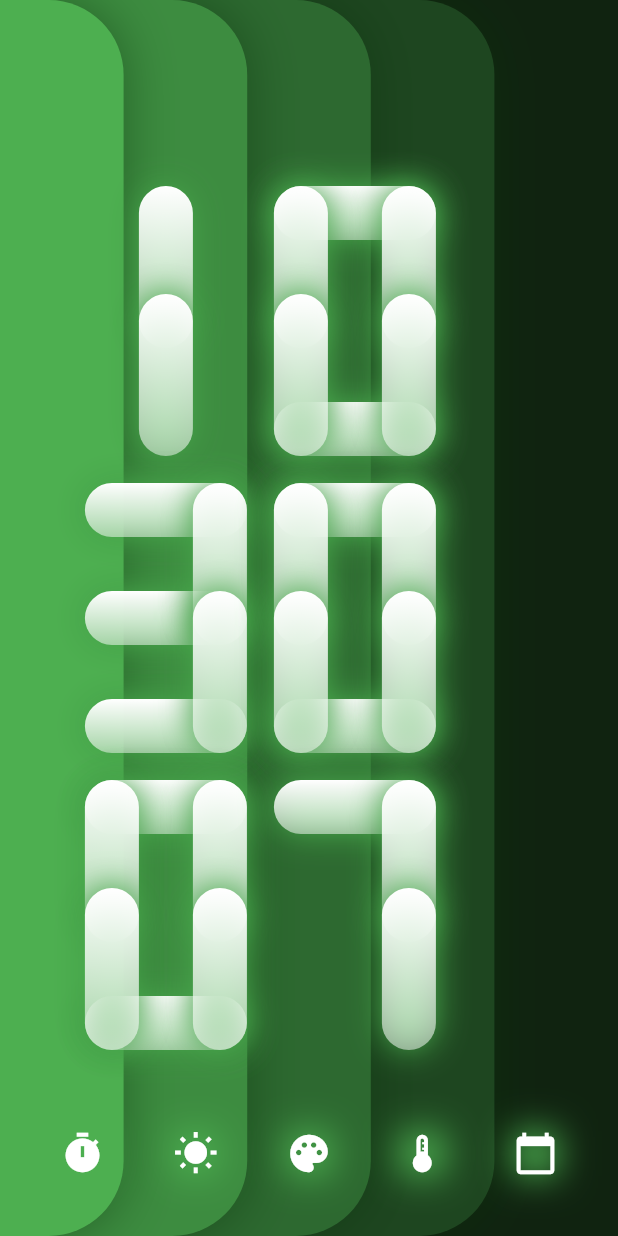
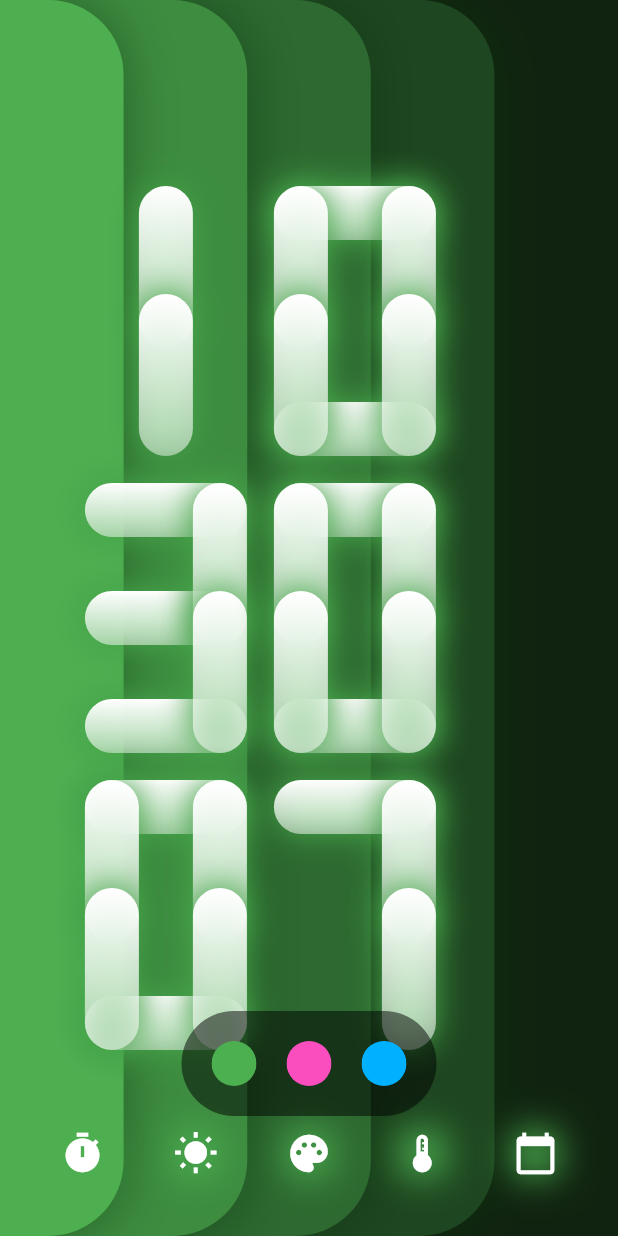
Before and after one commit to romanejaquez/flutter_clock_challenge, a Flutter app: the screen it shows after launch, on a phone screen of 412 x 824 dp. Run offline on Flutter 3.47's test engine with Material 2 defaults, Android fonts, the phone set to English and light mode, and no system bars.

Commit message:
change theme colors

```diff
--- a/lib/helpers/clocktheme.dart
+++ b/lib/helpers/clocktheme.dart
@@ -1,6 +1,7 @@
 import 'package:flutter/material.dart';
 
 class ClockTheme {
+  Color? main;
   Color? shadow1;
   Color? shadow2;
   Color? color1;
@@ -11,6 +12,7 @@ class ClockTheme {
   Color? colorShadow;
 
   ClockTheme({
+    this.main,
     this.shadow1,
     this.shadow2,
     this.color1,
--- a/lib/helpers/utils.dart
+++ b/lib/helpers/utils.dart
@@ -5,11 +5,11 @@ class Utils {
 
   static ClockThemes clockTheme = ClockThemes.green;
 
-  static ClockTheme getTheme() {
-    Map<ClockThemes, ClockTheme> themes = {
+  static Map<ClockThemes, ClockTheme> themes = {
     ClockThemes.green : ClockTheme(
       shadow1: const Color(0xFF0A340C).withOpacity(0.2),
       shadow2: Colors.green,
+      main: Colors.green,
       color1: const Color(0xFF102310),
       color2: const Color(0xFF1E4620),
       color3: const Color(0xFF2D6930),
@@ -25,6 +25,7 @@ class Utils {
       color3: const Color(0xFFCC2191),
       color4: const Color(0xFFE342AB),
       color5: const Color(0xFFFA4DBE),
+      main: const Color(0xFFFA4DBE),
       colorShadow: const Color(0xFF6E0A4B).withOpacity(0.5)
     ),
     ClockThemes.blue : ClockTheme(
@@ -35,11 +36,17 @@ class Utils {
       color3: const Color(0xFF0076AA),
       color4: const Color(0xFF008FCE),
       color5: const Color(0xFF00B1FF),
+      main: const Color(0xFF00B1FF),
       colorShadow: const Color(0xFF00354D).withOpacity(0.5)
     )
   };
 
+  static ClockTheme getTheme() {
     return themes[clockTheme]!;
+  }
+
+  static Color getColorFromTheme(ClockThemes theme) {
+    return themes[theme]!.main!;
   }
 }
 
--- a/lib/main.dart
+++ b/lib/main.dart
@@ -1,8 +1,19 @@
+import 'package:clock_challenge/services/clockthemeservice.dart';
 import 'package:clock_challenge/widgets/digitalclock.dart';
 import 'package:flutter/material.dart';
+import 'package:provider/provider.dart';
 
 void main() {
-  runApp(const MyApp());
+  runApp(
+    MultiProvider(
+      providers: [
+        ChangeNotifierProvider(
+          create: (_) => ClockThemeService()
+        )
+      ],
+      child: const MyApp()
+    )
+  );
 }
 
 class MyApp extends StatelessWidget {
@@ -11,8 +22,8 @@ class MyApp extends StatelessWidget {
   // This widget is the root of your application.
   @override
   Widget build(BuildContext context) {
-    return MaterialApp(
-      title: 'Flutter Demo',
+    return const MaterialApp(
+      title: 'Flutter Clock',
       debugShowCheckedModeBanner: false,
       home: DigitalClock()
     );
--- /dev/null
+++ b/lib/services/clockthemeservice.dart
@@ -0,0 +1,11 @@
+
+import 'package:clock_challenge/helpers/utils.dart';
+import 'package:flutter/material.dart';
+
+class ClockThemeService extends ChangeNotifier {
+
+    void updateTheme(ClockThemes theme) {
+      Utils.clockTheme = theme;
+      notifyListeners();
+    }
+}
--- /dev/null
+++ b/lib/widgets/clockthemecolorselection.dart
@@ -0,0 +1,109 @@
+import 'package:clock_challenge/helpers/utils.dart';
+import 'package:clock_challenge/services/clockthemeservice.dart';
+import 'package:flutter/material.dart';
+import 'package:provider/provider.dart';
+
+class ClockThemeColorSelection extends StatelessWidget {
+  @override
+  Widget build(BuildContext context) {
+
+    ClockThemeService cService = Provider.of<ClockThemeService>(context, listen: false);
+
+    List<Widget> options = [
+      Container(
+        margin: const EdgeInsets.all(10),
+        child: ClipOval(
+          child: Material(
+            color: Utils.getColorFromTheme(ClockThemes.green),
+            child: InkWell(
+              highlightColor: Colors.white.withOpacity(0.1),
+              splashColor: Colors.white.withOpacity(0.3),
+              onTap: () {
+                cService.updateTheme(ClockThemes.green);
+              },
+              child: const SizedBox(
+                width: 30,
+                height: 30,
+              ),
+            )
+          ),
+        ),
+      ),
+      Container(
+        margin: const EdgeInsets.all(10),
+        child: ClipOval(
+          child: Material(
+            color: Utils.getColorFromTheme(ClockThemes.fuchsia),
+            child: InkWell(
+              highlightColor: Colors.white.withOpacity(0.1),
+              splashColor: Colors.white.withOpacity(0.3),
+              onTap: () {
+                cService.updateTheme(ClockThemes.fuchsia);
+              },
+              child: const SizedBox(
+                width: 30,
+                height: 30,
+              ),
+            )
+          ),
+        ),
+      ),
+      Container(
+        margin: const EdgeInsets.all(10),
+        child: ClipOval(
+          child: Material(
+            color: Utils.getColorFromTheme(ClockThemes.blue),
+            child: InkWell(
+              highlightColor: Colors.white.withOpacity(0.1),
+              splashColor: Colors.white.withOpacity(0.3),
+              onTap: () {
+                cService.updateTheme(ClockThemes.blue);
+              },
+              child: const SizedBox(
+                width: 30,
+                height: 30,
+              ),
+            )
+          ),
+        ),
+      ),
+    ];
+
+    return MediaQuery.of(context).orientation == Orientation.portrait ?
+     Row(
+        mainAxisAlignment: MainAxisAlignment.center,
+        children: [
+          Container(
+            margin: const EdgeInsets.only(bottom: 40),
+            child: Row(
+              mainAxisAlignment: MainAxisAlignment.center,
+              children: options
+            ),
+            padding: const EdgeInsets.all(10),
+            decoration: BoxDecoration(
+              color: Colors.black.withOpacity(0.5),
+              borderRadius: BorderRadius.circular(50)
+            ),
+          )
+        ]
+    ) :
+      Column(
+      mainAxisAlignment: MainAxisAlignment.center,
+      children: [
+        Container(
+          margin: const EdgeInsets.only(right: 40),
+          child: Column(
+            mainAxisAlignment: MainAxisAlignment.center,
+            children: options
+          ),
+          padding: const EdgeInsets.all(10),
+          decoration: BoxDecoration(
+            color: Colors.black.withOpacity(0.5),
+            borderRadius: BorderRadius.circular(50)
+          ),
+        )
+      ]
+    );
+  }
+
+}
--- a/lib/widgets/clockwidget.dart
+++ b/lib/widgets/clockwidget.dart
@@ -3,7 +3,9 @@
 import 'package:clock_challenge/helpers/clocktheme.dart';
 import 'package:clock_challenge/helpers/digitalnumbersides.dart';
 import 'package:clock_challenge/helpers/utils.dart';
+import 'package:clock_challenge/services/clockthemeservice.dart';
 import 'package:flutter/material.dart';
+import 'package:provider/provider.dart';
 
 class ClockWidget extends StatefulWidget {
   final bool isTimeIndicator;
@@ -21,31 +23,7 @@ class ClockWidgetState extends State<ClockWidget> {
   static const int fastDuration = 100;
   static const int slowDuration = 500;
 
-  static ClockTheme clockTheme = Utils.getTheme();
-  static BoxDecoration numberBoxDecoration = BoxDecoration(
-      color: Colors.white,
-      borderRadius: BorderRadius.circular(50),
-      boxShadow: [
-        BoxShadow(
-          blurRadius: 20,
-          color: clockTheme.shadow1!,
-          offset: Offset.zero),
-        BoxShadow(
-          blurRadius: 20,
-          color: clockTheme.shadow2!,
-          offset: Offset.zero
-        )
-      ],
-      gradient: LinearGradient(
-          begin: Alignment.topCenter,
-          end: Alignment.bottomCenter,
-          colors: [Colors.white, Colors.white.withOpacity(0.5)]));
 
-  final Container digitSidesContainer =
-      Container(width: 40, height: 120, decoration: numberBoxDecoration);
-
-  final Container digitHorizontalContainer =
-      Container(height: 40, decoration: numberBoxDecoration);
 
   // this is the mapping that reprents which digits get to have a side displayed
   // based on the composition of the digit widget
@@ -100,7 +78,36 @@ class ClockWidgetState extends State<ClockWidget> {
 
   @override
   Widget build(BuildContext context) {
-    return widget.isTimeIndicator
+
+    return Consumer<ClockThemeService>(
+      builder: (context, service, child) {
+        ClockTheme clockTheme = Utils.getTheme();
+        BoxDecoration numberBoxDecoration = BoxDecoration(
+            color: Colors.white,
+            borderRadius: BorderRadius.circular(50),
+            boxShadow: [
+              BoxShadow(
+                blurRadius: 20,
+                color: clockTheme.shadow1!,
+                offset: Offset.zero),
+              BoxShadow(
+                blurRadius: 20,
+                color: clockTheme.shadow2!,
+                offset: Offset.zero
+              )
+            ],
+            gradient: LinearGradient(
+          begin: Alignment.topCenter,
+          end: Alignment.bottomCenter,
+          colors: [Colors.white, Colors.white.withOpacity(0.5)]));
+
+        Widget digitSidesContainer =
+            Container(width: 40, height: 120, decoration: numberBoxDecoration);
+
+        Widget digitHorizontalContainer =
+            Container(height: 40, decoration: numberBoxDecoration);
+
+        return widget.isTimeIndicator
         ? Container(
             width: digitalWidthHeight,
             height: 200,
@@ -265,5 +272,7 @@ class ClockWidgetState extends State<ClockWidget> {
                   ]));
             },
           );
-  }
+        }
+      );
+    }
 }
--- a/lib/widgets/digitalclockbg.dart
+++ b/lib/widgets/digitalclockbg.dart
@@ -1,12 +1,17 @@
 import 'package:clock_challenge/helpers/clocktheme.dart';
 import 'package:clock_challenge/helpers/utils.dart';
+import 'package:clock_challenge/services/clockthemeservice.dart';
 import 'package:flutter/material.dart';
+import 'package:provider/provider.dart';
 
 class DigitalClockBg extends StatelessWidget {
   const DigitalClockBg({Key? key}) : super(key: key);
 
   @override
   Widget build(BuildContext context) {
+
+    return Consumer<ClockThemeService>(
+      builder: (context, service, child) {
         ClockTheme theme = Utils.getTheme();
 
         return Stack(
@@ -86,5 +91,7 @@ class DigitalClockBg extends StatelessWidget {
             ]
           );
       }
+    );
+  }
 
 }
--- a/lib/widgets/digitalclockwidget.dart
+++ b/lib/widgets/digitalclockwidget.dart
@@ -2,6 +2,7 @@
 // This is the wrapper class around my digital clock
 import 'package:clock_challenge/helpers/clocktheme.dart';
 import 'package:clock_challenge/helpers/utils.dart';
+import 'package:clock_challenge/widgets/clockthemecolorselection.dart';
 import 'package:clock_challenge/widgets/clockwidget.dart';
 import 'package:flutter/material.dart';
 
@@ -177,6 +178,13 @@ class DigitalClockWidgetState extends State<DigitalClockWidget> {
               children: options,
             )
           ),
+        ),
+        Padding(
+          padding: const EdgeInsets.all(40.0),
+          child: Align(
+            alignment: MediaQuery.of(context).orientation == Orientation.portrait ? Alignment.bottomCenter : Alignment.centerRight,
+            child: ClockThemeColorSelection()
+          )
         )
       ],
     );
--- a/pubspec.yaml
+++ b/pubspec.yaml
@@ -35,6 +35,7 @@ dependencies:
   # Use with the CupertinoIcons class for iOS style icons.
   cupertino_icons: ^1.0.2
   intl: ^0.17.0
+  provider: ^6.0.1
 
 dev_dependencies:
   flutter_test:
```
Also changed, not shown: pubspec.lock. Lines whose indentation alone changed are shown as unchanged.
